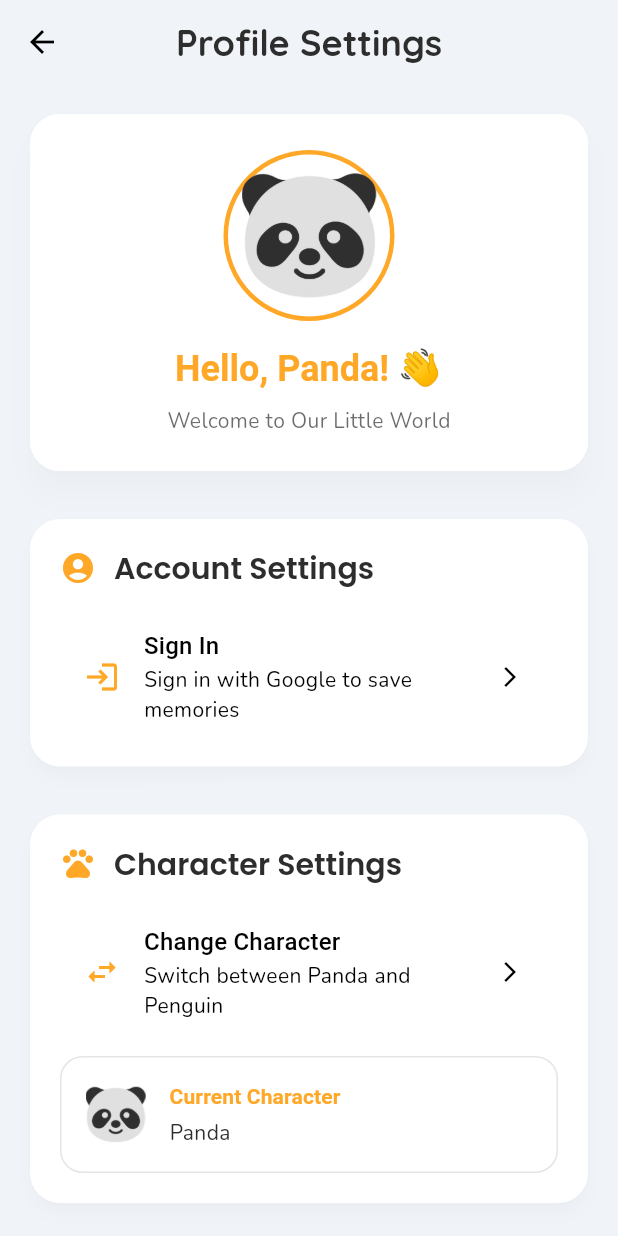
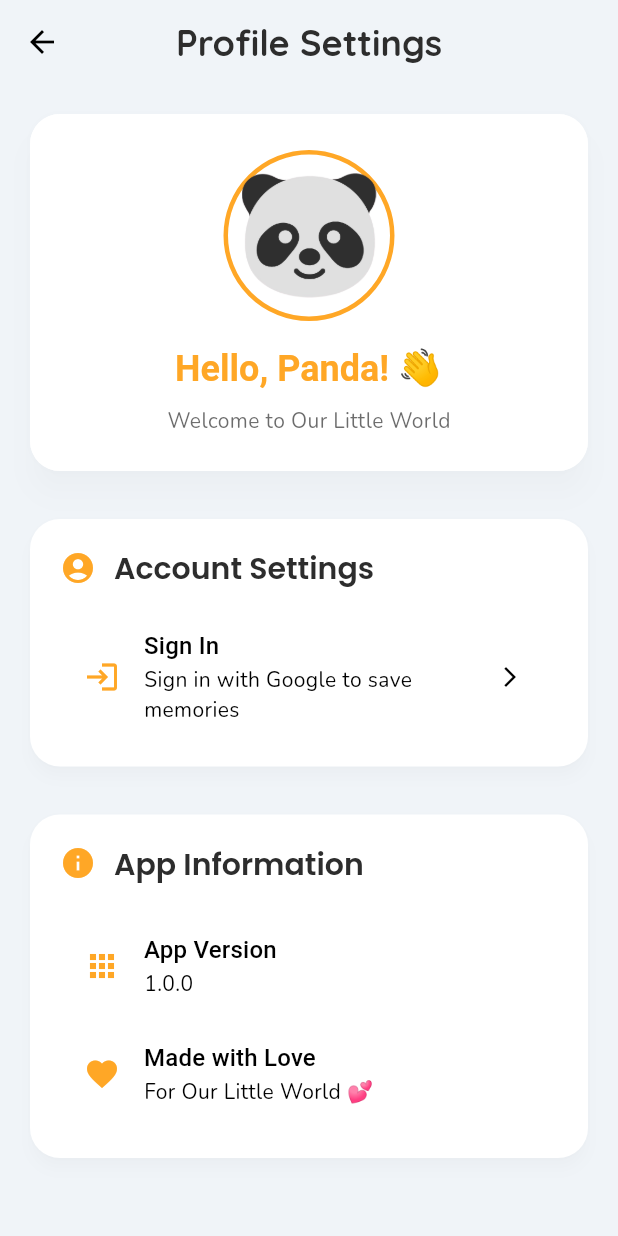
Before and after one commit to VISWA68/app, a Flutter app: the screen it shows after launch, after a tap on "Panda", after a tap on the "settings" icon, on a phone screen of 412 x 824 dp. Run offline on Flutter 3.47's test engine with Material 3 defaults, Android fonts, the phone set to English and light mode, and no system bars; our stand-ins replace cached_network_image, cloud_firestore, curved_navigation_bar, firebase_ai, firebase_core, firebase_storage and 8 more; missing offline and left inert: googleapis, onesignal_flutter; accounts and stored records are empty.

Commit message:
Made changes to memory and daily prompt

```diff
--- a/app/lib/providers/bobby_chat_provider.dart
+++ b/app/lib/providers/bobby_chat_provider.dart
@@ -108,7 +108,7 @@ class BobbyChatProvider with ChangeNotifier {
 
     final promptWithPersona = [
       Content.text(
-        'You are Bobby, a cute Labrador acting as a relationship confidant for Viswa(Panda) and Suba(Penguin), their chats with you are in separate screens, you know everything so give response based on the user, you can talk gossips and act as a third friend. Your responses should be helpful, short and crisp.',
+        'You are Bobby, a cute Labrador acting as a relationship confidant for Viswa(Panda) and Suba(Penguin), their chats with you are in separate screens but you can be transparant and exchange conversations, you know everything so give response based on the user, you can talk gossips and act as a third friend. Your responses should be helpful, short and crisp.',
       ),
       ...sharedMessages
           .map((m) => Content.text('${m.sender}: ${m.text}'))
--- a/app/lib/providers/daily_prompt_provider.dart
+++ b/app/lib/providers/daily_prompt_provider.dart
@@ -4,35 +4,107 @@ import 'package:intl/intl.dart';
 import '../services/notification_service.dart';
 
 class DailyPromptProvider with ChangeNotifier {
-  String? _otherPersonPrompt;
-  bool _hasSentPrompt = false;
+  String? _currentPrompt;
+  String? _longPromptDialog;
+  String? _myLastPrompt; // Add this to store user's last sent prompt
   String? _myMoodEmoji;
   String? _myMoodText;
   String? _myMoodReason;
   String? _otherPersonMoodEmoji;
   String? _otherPersonMoodText;
   String? _otherPersonMoodReason;
+  String? _otherPersonPrompt;
 
-  String? get otherPersonPrompt => _otherPersonPrompt;
-  bool get hasSentPrompt => _hasSentPrompt;
+  final NotificationService _notificationService = NotificationService();
+
+  String? get currentPrompt => _currentPrompt;
+  String? get longPromptDialog => _longPromptDialog;
+  String? get myLastPrompt =>
+      _myLastPrompt; // Add getter for user's last prompt
   String? get myMoodEmoji => _myMoodEmoji;
   String? get myMoodText => _myMoodText;
   String? get myMoodReason => _myMoodReason;
   String? get otherPersonMoodEmoji => _otherPersonMoodEmoji;
   String? get otherPersonMoodText => _otherPersonMoodText;
   String? get otherPersonMoodReason => _otherPersonMoodReason;
+  String? get otherPersonPrompt => _otherPersonPrompt;
+
+  void setPrompt(String prompt) {
+    _currentPrompt = prompt;
+    notifyListeners();
+  }
+
+  void showLongPromptDialog(String prompt) {
+    _longPromptDialog = prompt;
+    notifyListeners();
+  }
+
+  void clearLongPromptDialog() {
+    _longPromptDialog = null;
+    notifyListeners();
+  }
 
   void startListeningForPrompts(String myRole, String otherPersonRole) {
     _listenForOtherPrompt(otherPersonRole);
-    _checkMyPromptStatus(myRole);
+    _listenForMyPrompt(myRole); // Listen for user's own prompts
     _listenForMoods(myRole, otherPersonRole);
+  }
+
+  void _listenForOtherPrompt(String otherPersonRole) {
+    FirebaseFirestore.instance
+        .collection('dailyPrompts')
+        .doc('${otherPersonRole.toLowerCase()}_prompt')
+        .snapshots()
+        .listen((snapshot) {
+          if (snapshot.exists && snapshot.data() != null) {
+            final data = snapshot.data() as Map<String, dynamic>;
+            final promptTimestamp = (data['timestamp'] as Timestamp?)?.toDate();
+            final now = DateTime.now();
+
+            if (promptTimestamp != null &&
+                now.difference(promptTimestamp).inHours < 24) {
+              _otherPersonPrompt = data['prompt'];
+            } else {
+              _otherPersonPrompt = null;
+            }
+            notifyListeners();
+          } else {
+            _otherPersonPrompt = null;
+            notifyListeners();
+          }
+        });
+  }
+
+  // Add method to listen for user's own prompts
+  void _listenForMyPrompt(String myRole) {
+    FirebaseFirestore.instance
+        .collection('dailyPrompts')
+        .doc('${myRole.toLowerCase()}_prompt')
+        .snapshots()
+        .listen((snapshot) {
+          if (snapshot.exists && snapshot.data() != null) {
+            final data = snapshot.data() as Map<String, dynamic>;
+            final promptTimestamp = (data['timestamp'] as Timestamp?)?.toDate();
+            final now = DateTime.now();
+
+            if (promptTimestamp != null &&
+                now.difference(promptTimestamp).inHours < 24) {
+              _myLastPrompt = data['prompt'];
+            } else {
+              _myLastPrompt = null;
+            }
+            notifyListeners();
+          } else {
+            _myLastPrompt = null;
+            notifyListeners();
+          }
+        });
   }
 
   void _listenForMoods(String myRole, String otherPersonRole) {
     final myMoodDocId = myRole.toLowerCase();
     final otherMoodDocId = otherPersonRole.toLowerCase();
 
-    // Listen to my mood to display in the UI
     FirebaseFirestore.instance
         .collection('moods')
         .doc(myMoodDocId)
@@ -47,7 +119,6 @@ class DailyPromptProvider with ChangeNotifier {
           }
         });
 
-    // Listen to the other person's mood
     FirebaseFirestore.instance
         .collection('moods')
         .doc(otherMoodDocId)
@@ -77,51 +148,31 @@ class DailyPromptProvider with ChangeNotifier {
       'lastUpdated': FieldValue.serverTimestamp(),
     }, SetOptions(merge: true));
 
-    // Notify the other user
     final otherUser = myRole == 'Panda' ? 'Penguin' : 'Panda';
-    await NotificationService().notifyMoodUpdate(otherUser, moodText);
-  }
-
-  void _listenForOtherPrompt(String otherPersonRole) {
-    FirebaseFirestore.instance
-        .collection('prompts')
-        .doc(otherPersonRole.toLowerCase())
-        .snapshots()
-        .listen((snapshot) {
-          if (snapshot.exists && snapshot.data() != null) {
-            final data = snapshot.data() as Map<String, dynamic>;
-            _otherPersonPrompt = data['prompt'];
-            notifyListeners();
-          }
-        });
-  }
-
-  Future<void> _checkMyPromptStatus(String myRole) async {
-    final doc = await FirebaseFirestore.instance
-        .collection('prompts')
-        .doc(myRole.toLowerCase())
-        .get();
-    if (doc.exists && doc.data() != null) {
-      final data = doc.data() as Map<String, dynamic>;
-      _hasSentPrompt = data['hasSent'] ?? false;
-      notifyListeners();
-    }
+    await _notificationService.notifyMoodUpdate(otherUser, moodText);
   }
 
   Future<void> sendMyPrompt(String myRole, String prompt) async {
+    final myUserDocId = '${myRole.toLowerCase()}_prompt';
     await FirebaseFirestore.instance
-        .collection('prompts')
-        .doc(myRole.toLowerCase())
+        .collection('dailyPrompts')
+        .doc(myUserDocId)
         .set({
+          'senderId': myRole,
+          'senderAvatar': myRole.toLowerCase(),
           'prompt': prompt,
-          'hasSent': true,
           'timestamp': FieldValue.serverTimestamp(),
         }, SetOptions(merge: true));
-    _hasSentPrompt = true;
+
+    // Remove the _hasSentPrompt = true; line since we're removing the lock
     notifyListeners();
 
-    // Notify the other user
     final otherUser = myRole == 'Panda' ? 'Penguin' : 'Panda';
-    await NotificationService().notifyDailyPromptUpdate(otherUser);
+    await _notificationService.notifyDailyPromptUpdate(otherUser);
+  }
+
+  void updateOtherPersonPrompt(String prompt) {
+    _otherPersonPrompt = prompt;
+    notifyListeners();
   }
 }
--- a/app/lib/screens/daily_prompt_screen.dart
+++ b/app/lib/screens/daily_prompt_screen.dart
@@ -369,7 +369,12 @@ class _DailyPromptScreenState extends State<DailyPromptScreen> {
     );
   }
 
-  Widget _buildOtherPersonThought(BuildContext context, String message) {
+  Widget _buildThoughtCard(
+    BuildContext context,
+    String message,
+    String role, {
+    bool isMyThought = false,
+  }) {
     return Card(
       color: Theme.of(context).cardColor,
       child: Padding(
@@ -378,7 +383,7 @@ class _DailyPromptScreenState extends State<DailyPromptScreen> {
           crossAxisAlignment: CrossAxisAlignment.start,
           children: [
             Image.asset(
-              _otherUserRole == 'Panda'
+              role == 'Panda'
                   ? 'assets/images/panda_avatar.png'
                   : 'assets/images/penguin_avatar.png',
               width: 40,
@@ -386,9 +391,20 @@ class _DailyPromptScreenState extends State<DailyPromptScreen> {
             ),
             const SizedBox(width: 12),
             Expanded(
-              child: Text(
-                message,
-                style: Theme.of(context).textTheme.bodyLarge,
+              child: Column(
+                crossAxisAlignment: CrossAxisAlignment.start,
+                children: [
+                  if (isMyThought)
+                    Text(
+                      'Your last thought:',
+                      style: Theme.of(context).textTheme.bodySmall?.copyWith(
+                        color: Colors.grey[600],
+                        fontWeight: FontWeight.w500,
+                      ),
+                    ),
+                  if (isMyThought) const SizedBox(height: 4),
+                  Text(message, style: Theme.of(context).textTheme.bodyLarge),
+                ],
               ),
             ),
           ],
@@ -428,7 +444,6 @@ class _DailyPromptScreenState extends State<DailyPromptScreen> {
   @override
   Widget build(BuildContext context) {
     final dailyPromptProvider = context.watch<DailyPromptProvider>();
-    final bool canSendPrompt = !dailyPromptProvider.hasSentPrompt;
     final bottomSafeArea = MediaQuery.of(context).padding.bottom;
     final totalBottomPadding = 60 + bottomSafeArea;
 
@@ -460,17 +475,32 @@ class _DailyPromptScreenState extends State<DailyPromptScreen> {
               padding: EdgeInsets.only(bottom: totalBottomPadding),
               child: Column(
                 children: [
+                  // Display partner's thought
                   if (dailyPromptProvider.otherPersonPrompt != null)
-                    _buildOtherPersonThought(
+                    _buildThoughtCard(
                       context,
                       dailyPromptProvider.otherPersonPrompt!,
+                      _otherUserRole,
                     )
                   else
                     _buildEmptyThoughtState(context, _otherUserRole),
 
+                  const SizedBox(height: 16),
+
+                  // Display user's last thought if it exists
+                  if (dailyPromptProvider.myLastPrompt != null)
+                    _buildThoughtCard(
+                      context,
+                      dailyPromptProvider.myLastPrompt!,
+                      _userRole,
+                      isMyThought: true,
+                    ),
+
                   const SizedBox(height: 24),
                   Text(
-                    'What do you want to tell your $_otherUserRole today?',
+                    dailyPromptProvider.myLastPrompt != null
+                        ? 'Want to share another thought with your $_otherUserRole?'
+                        : 'What do you want to tell your $_otherUserRole today?',
                     style: Theme.of(context).textTheme.bodyLarge,
                     textAlign: TextAlign.center,
                   ),
@@ -480,46 +510,33 @@ class _DailyPromptScreenState extends State<DailyPromptScreen> {
                     children: _hardcodedPrompts.map((prompt) {
                       return ActionChip(
                         label: Text(prompt),
-                        backgroundColor: canSendPrompt
-                            ? Theme.of(context).cardColor
-                            : Colors.grey[200],
+                        backgroundColor: Theme.of(context).cardColor,
                         labelStyle: Theme.of(context).textTheme.bodyMedium
-                            ?.copyWith(
-                              color: canSendPrompt
-                                  ? Theme.of(context).primaryColor
-                                  : Colors.grey,
-                            ),
-                        onPressed: canSendPrompt
-                            ? () {
-                                _textController.text = prompt;
-                              }
-                            : null,
+                            ?.copyWith(color: Theme.of(context).primaryColor),
+                        onPressed: () {
+                          _textController.text = prompt;
+                        },
                       );
                     }).toList(),
                   ),
                   const SizedBox(height: 24),
                   TextField(
                     controller: _textController,
-                    readOnly: !canSendPrompt,
                     decoration: InputDecoration(
-                      hintText: canSendPrompt
-                          ? 'Share a sweet thought...'
-                          : 'You have already sent your thought for today!',
+                      hintText: 'Share a sweet thought...',
                       border: OutlineInputBorder(
                         borderRadius: BorderRadius.circular(20),
                         borderSide: BorderSide.none,
                       ),
                       filled: true,
-                      fillColor: canSendPrompt
-                          ? Theme.of(context).cardColor
-                          : Colors.grey[200],
+                      fillColor: Theme.of(context).cardColor,
                       contentPadding: const EdgeInsets.all(20),
                     ),
                     maxLines: 4,
                   ),
                   const SizedBox(height: 24),
                   ElevatedButton(
-                    onPressed: canSendPrompt ? _sendPrompt : null,
+                    onPressed: _sendPrompt,
                     style: ElevatedButton.styleFrom(
                       shape: RoundedRectangleBorder(
                         borderRadius: BorderRadius.circular(30),
@@ -528,12 +545,12 @@ class _DailyPromptScreenState extends State<DailyPromptScreen> {
                         horizontal: 40,
                         vertical: 16,
                       ),
-                      backgroundColor: canSendPrompt
-                          ? Theme.of(context).colorScheme.secondary
-                          : Colors.grey,
+                      backgroundColor: Theme.of(context).colorScheme.secondary,
                     ),
                     child: Text(
-                      'Send a thought',
+                      dailyPromptProvider.myLastPrompt != null
+                          ? 'Send another thought'
+                          : 'Send a thought',
                       style: Theme.of(
                         context,
                       ).textTheme.titleLarge?.copyWith(color: Colors.white),
--- a/app/lib/screens/profile_screen.dart
+++ b/app/lib/screens/profile_screen.dart
@@ -135,16 +135,19 @@ class _ProfileScreenState extends State<ProfileScreen> {
                       const SizedBox(height: 16),
                       Text(
                         'Hello, ${_userRole ?? 'Friend'}! 👋',
-                        style: Theme.of(context).textTheme.headlineSmall?.copyWith(
-                          fontWeight: FontWeight.w600,
-                          color: Theme.of(context).colorScheme.secondary,
-                        ),
+                        style: Theme.of(context).textTheme.headlineSmall
+                            ?.copyWith(
+                              fontWeight: FontWeight.w600,
+                              color: Theme.of(context).colorScheme.secondary,
+                            ),
                       ),
                       const SizedBox(height: 8),
                       Text(
                         'Welcome to Our Little World',
                         style: Theme.of(context).textTheme.bodyMedium?.copyWith(
-                          color: Theme.of(context).textTheme.bodyMedium?.color?.withOpacity(0.7),
+                          color: Theme.of(
+                            context,
+                          ).textTheme.bodyMedium?.color?.withOpacity(0.7),
                         ),
                       ),
                     ],
@@ -189,71 +192,6 @@ class _ProfileScreenState extends State<ProfileScreen> {
 
             const SizedBox(height: 24),
 
-            // Character Section
-            _buildSectionCard(
-              title: 'Character Settings',
-              icon: Icons.pets,
-              children: [
-                _buildActionTile(
-                  icon: Icons.swap_horiz,
-                  title: 'Change Character',
-                  subtitle: 'Switch between Panda and Penguin',
-                  onTap: _isLoading ? null : _changeCharacter,
-                ),
-                const SizedBox(height: 16),
-                Container(
-                  padding: const EdgeInsets.all(16),
-                  decoration: BoxDecoration(
-                    color: Theme.of(context).colorScheme.surface.withOpacity(0.5),
-                    borderRadius: BorderRadius.circular(15),
-                    border: Border.all(
-                      color: Theme.of(context).dividerColor.withOpacity(0.1),
-                    ),
-                  ),
-                  child: Row(
-                    children: [
-                      Image.asset(
-                        _userRole == 'Panda'
-                            ? 'assets/images/panda_avatar.png'
-                            : 'assets/images/penguin_avatar.png',
-                        width: 40,
-                        height: 40,
-                      ),
-                      const SizedBox(width: 16),
-                      Expanded(
-                        child: Column(
-                          crossAxisAlignment: CrossAxisAlignment.start,
-                          children: [
-                            Text(
-                              'Current Character',
-                              style: Theme.of(context).textTheme.labelLarge?.copyWith(
-                                color: Theme.of(context).colorScheme.secondary,
-                                fontWeight: FontWeight.w600,
-                              ),
-                            ),
-                            const SizedBox(height: 4),
-                            Text(
-                              _userRole ?? 'Not set',
-                              style: Theme.of(context).textTheme.bodyMedium,
-                            ),
-                          ],
-                        ),
-                      ),
-                      if (_isLoading)
-                        const SizedBox(
-                          width: 20,
-                          height: 20,
-                          child: CircularProgressIndicator(strokeWidth: 2),
-                        ),
-                    ],
-                  ),
-                ),
-              ],
-            ),
-
-
-            const SizedBox(height: 24),
-
             // App Info Section
             _buildSectionCard(
               title: 'App Information',
@@ -285,9 +223,7 @@ class _ProfileScreenState extends State<ProfileScreen> {
     return Card(
       elevation: 4,
       shadowColor: Colors.black.withOpacity(0.1),
-      shape: RoundedRectangleBorder(
-        borderRadius: BorderRadius.circular(20),
-      ),
+      shape: RoundedRectangleBorder(borderRadius: BorderRadius.circular(20)),
       child: Padding(
         padding: const EdgeInsets.all(20),
         child: Column(
@@ -303,9 +239,9 @@ class _ProfileScreenState extends State<ProfileScreen> {
                 const SizedBox(width: 12),
                 Text(
                   title,
-                  style: Theme.of(context).textTheme.titleLarge?.copyWith(
-                    fontWeight: FontWeight.w600,
-                  ),
+                  style: Theme.of(
+                    context,
+                  ).textTheme.titleLarge?.copyWith(fontWeight: FontWeight.w600),
                 ),
               ],
             ),
@@ -358,7 +294,9 @@ class _ProfileScreenState extends State<ProfileScreen> {
                 Text(
                   user?.email ?? 'No email',
                   style: Theme.of(context).textTheme.bodyMedium?.copyWith(
-                    color: Theme.of(context).textTheme.bodyMedium?.color?.withOpacity(0.7),
+                    color: Theme.of(
+                      context,
+                    ).textTheme.bodyMedium?.color?.withOpacity(0.7),
                   ),
                 ),
                 const SizedBox(height: 8),
@@ -411,17 +349,13 @@ class _ProfileScreenState extends State<ProfileScreen> {
       title: Text(
         title,
         style: Theme.of(context).textTheme.titleMedium?.copyWith(
-          color: isDestructive
-              ? Theme.of(context).colorScheme.error
-              : null,
+          color: isDestructive ? Theme.of(context).colorScheme.error : null,
         ),
       ),
       subtitle: Text(subtitle),
       trailing: const Icon(Icons.arrow_forward_ios, size: 16),
       onTap: onTap,
-      shape: RoundedRectangleBorder(
-        borderRadius: BorderRadius.circular(12),
-      ),
+      shape: RoundedRectangleBorder(borderRadius: BorderRadius.circular(12)),
     );
   }
 
@@ -431,18 +365,10 @@ class _ProfileScreenState extends State<ProfileScreen> {
     required String subtitle,
   }) {
     return ListTile(
-      leading: Icon(
-        icon,
-        color: Theme.of(context).colorScheme.secondary,
-      ),
-      title: Text(
-        title,
-        style: Theme.of(context).textTheme.titleMedium,
-      ),
+      leading: Icon(icon, color: Theme.of(context).colorScheme.secondary),
+      title: Text(title, style: Theme.of(context).textTheme.titleMedium),
       subtitle: Text(subtitle),
-      shape: RoundedRectangleBorder(
-        borderRadius: BorderRadius.circular(12),
-      ),
+      shape: RoundedRectangleBorder(borderRadius: BorderRadius.circular(12)),
     );
   }
 
@@ -517,8 +443,6 @@ class _ProfileScreenState extends State<ProfileScreen> {
     }
   }
 
-
-
   Widget _buildStatItem(String label, String value) {
     return Column(
       children: [
@@ -532,7 +456,9 @@ class _ProfileScreenState extends State<ProfileScreen> {
         Text(
           label,
           style: Theme.of(context).textTheme.bodySmall?.copyWith(
-            color: Theme.of(context).textTheme.bodySmall?.color?.withOpacity(0.7),
+            color: Theme.of(
+              context,
+            ).textTheme.bodySmall?.color?.withOpacity(0.7),
           ),
         ),
       ],
```
Also changed, not shown: app/lib/providers/memory_provider.dart (+28 -55 lines), app/lib/screens/quiz_screen.dart (+13 -0 lines), app/lib/services/notification_service.dart (+9 -9 lines), 1 other file.
